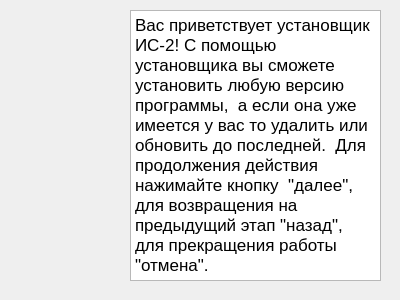
The window that client/screens/greeting.ui (Mektus32/Installer) describes before a commit, drawn with Qt 5.
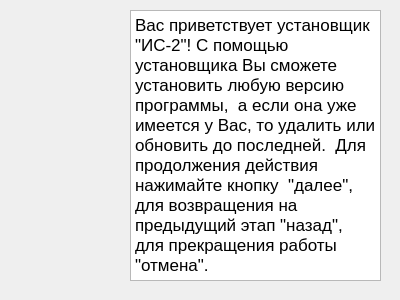
The same window after the commit.

The edit to the form file:
```diff
--- a/client/screens/greeting.ui
+++ b/client/screens/greeting.ui
@@ -30,7 +30,7 @@
 &lt;html&gt;&lt;head&gt;&lt;meta name=&quot;qrichtext&quot; content=&quot;1&quot; /&gt;&lt;style type=&quot;text/css&quot;&gt;
 p, li { white-space: pre-wrap; }
 &lt;/style&gt;&lt;/head&gt;&lt;body style=&quot; font-family:'.AppleSystemUIFont'; font-size:13pt; font-weight:400; font-style:normal;&quot;&gt;
-&lt;p style=&quot; margin-top:0px; margin-bottom:0px; margin-left:0px; margin-right:0px; -qt-block-indent:0; text-indent:0px;&quot;&gt;Вас приветствует установщик ИС-2! С помощью установщика вы сможете установить любую версию программы,  а если она уже имеется у вас то удалить или обновить до последней.  Для продолжения действия нажимайте кнопку  &amp;quot;далее&amp;quot;,  для возвращения на предыдущий этап &amp;quot;назад&amp;quot;,  для прекращения работы &amp;quot;отмена&amp;quot;.&lt;/p&gt;&lt;/body&gt;&lt;/html&gt;</string>
+&lt;p style=&quot; margin-top:0px; margin-bottom:0px; margin-left:0px; margin-right:0px; -qt-block-indent:0; text-indent:0px;&quot;&gt;Вас приветствует установщик &amp;quot;ИС-2&amp;quot;! С помощью установщика Вы сможете установить любую версию программы,  а если она уже имеется у Вас, то удалить или обновить до последней.  Для продолжения действия нажимайте кнопку  &amp;quot;далее&amp;quot;,  для возвращения на предыдущий этап &amp;quot;назад&amp;quot;,  для прекращения работы &amp;quot;отмена&amp;quot;.&lt;/p&gt;&lt;/body&gt;&lt;/html&gt;</string>
    </property>
   </widget>
  </widget>
```
